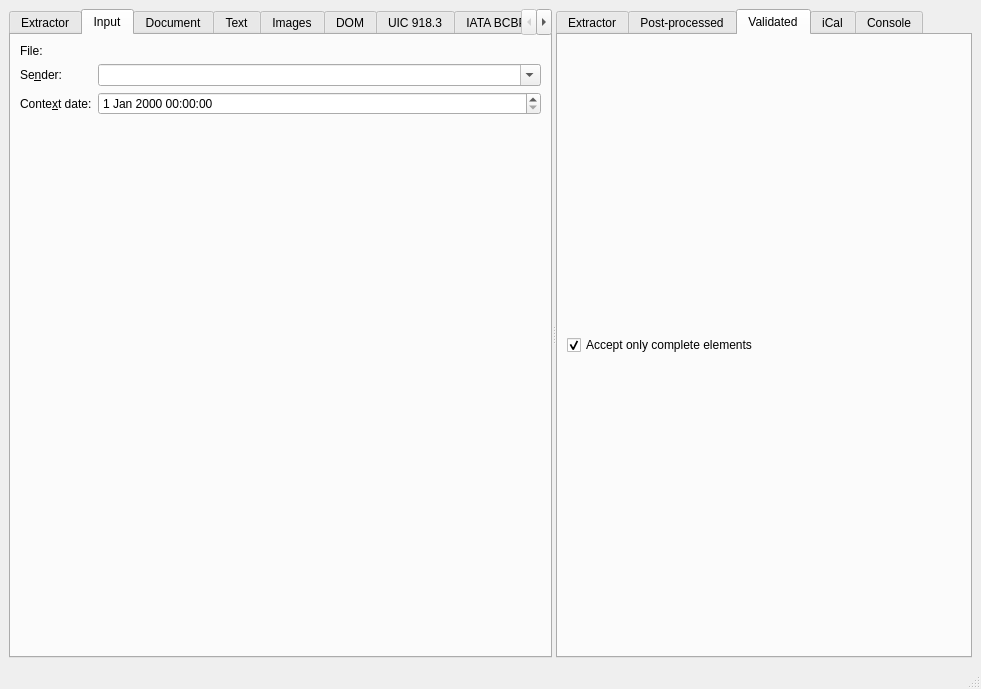
This is src/mainwindow.ui in KDE/kitinerary-workbench as Qt 5 draws it before an edit. The edited form follows.
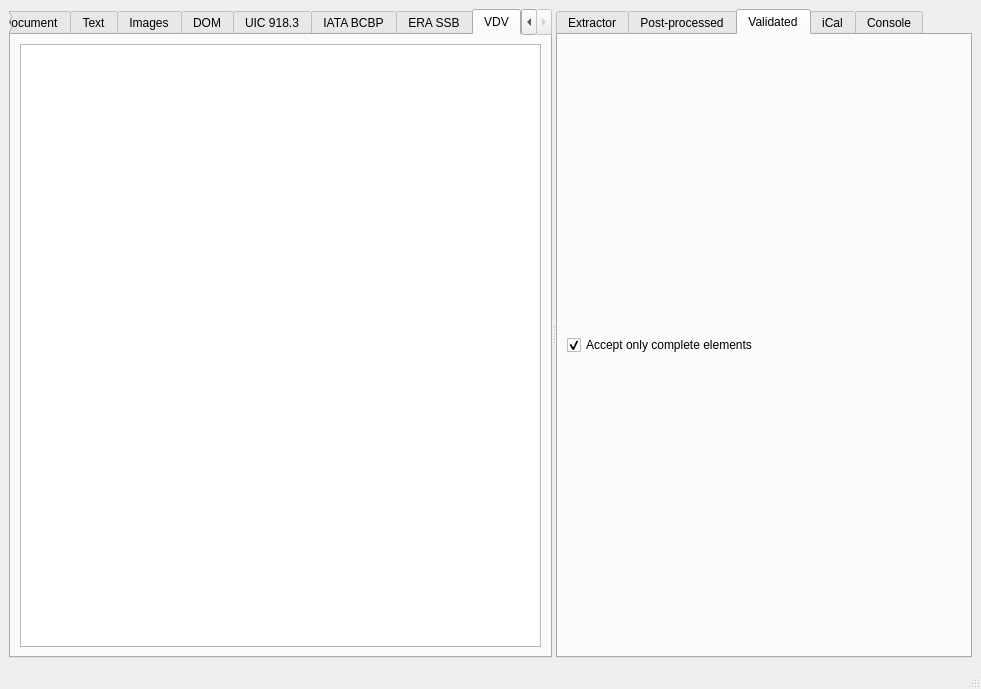
This is the edited form. The open tabs and pages were chosen to show the change. Icons and pictures are not drawn. Custom widgets are drawn as their Qt base class.

Patch:
```diff
--- a/src/mainwindow.ui
+++ b/src/mainwindow.ui
@@ -222,6 +222,16 @@
          </item>
         </layout>
        </widget>
+       <widget class="QWidget" name="vdvTab">
+        <attribute name="title">
+         <string>VDV</string>
+        </attribute>
+        <layout class="QVBoxLayout" name="verticalLayout_12">
+         <item>
+          <widget class="QTreeView" name="vdvView"/>
+         </item>
+        </layout>
+       </widget>
       </widget>
       <widget class="QTabWidget" name="outputTabWidget">
        <property name="currentIndex">
```
